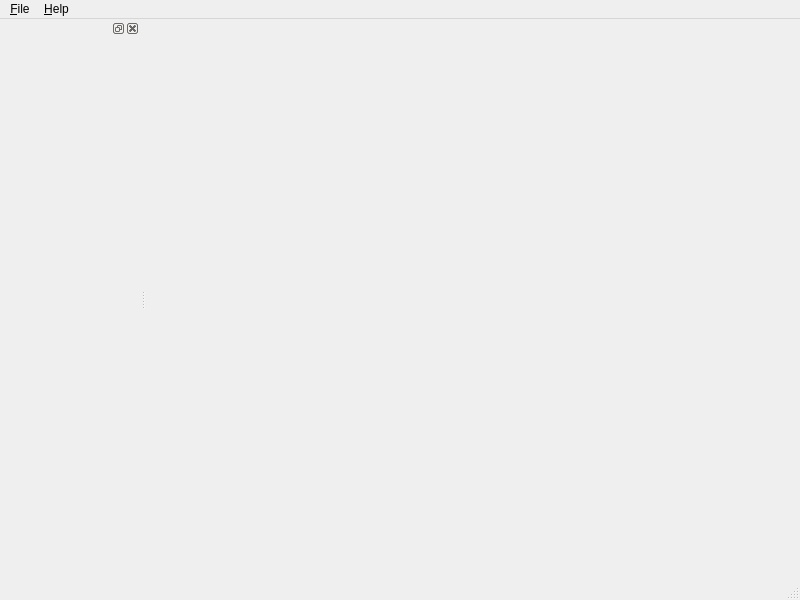
jjacobsson/calltree, file apps/ctstudio/ui/MainWindow.ui: the form before one commit.
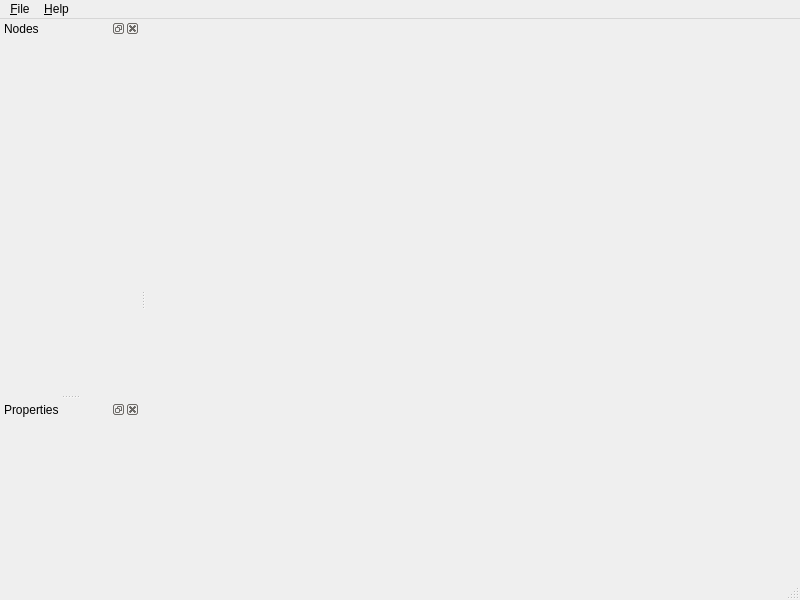
The form after the commit.

Commit message: Exit hooked up. Properties dock.

Diff of the .ui file:
```diff
--- a/apps/ctstudio/ui/MainWindow.ui
+++ b/apps/ctstudio/ui/MainWindow.ui
@@ -70,10 +70,22 @@
      <height>40</height>
     </size>
    </property>
+   <property name="windowTitle">
+    <string>Nodes</string>
+   </property>
    <attribute name="dockWidgetArea">
     <number>1</number>
    </attribute>
-   <widget class="QWidget" name="dockWidgetContents"/>
+   <widget class="QWidget" name="dockWidgetContents1"/>
+  </widget>
+  <widget class="QDockWidget" name="m_PropertiesDock">
+   <property name="windowTitle">
+    <string>Properties</string>
+   </property>
+   <attribute name="dockWidgetArea">
+    <number>1</number>
+   </attribute>
+   <widget class="QWidget" name="dockWidgetContents2"/>
   </widget>
   <action name="m_ActionOpen">
    <property name="text">
```
Left out of the diff: 2 changed lines with no effect on the pictures. The commit also changes 1 other file.
